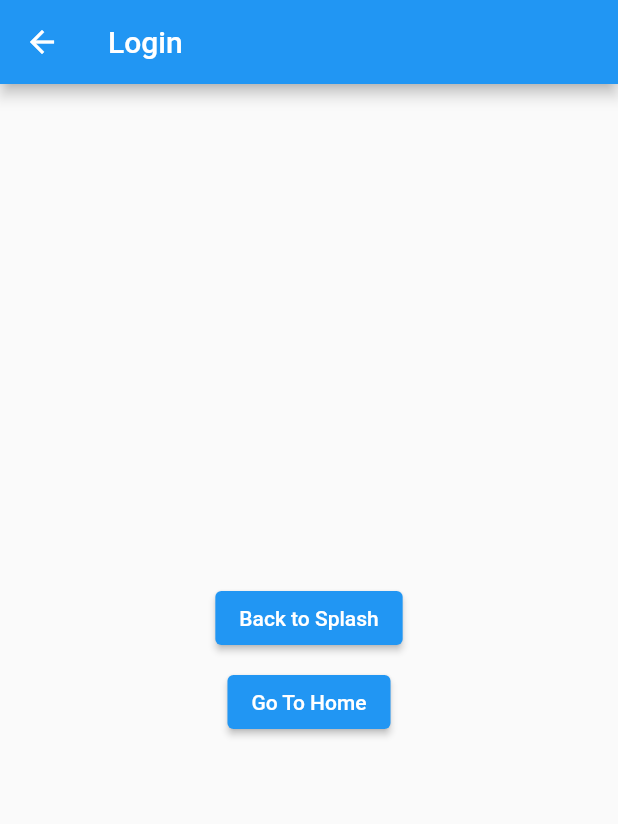
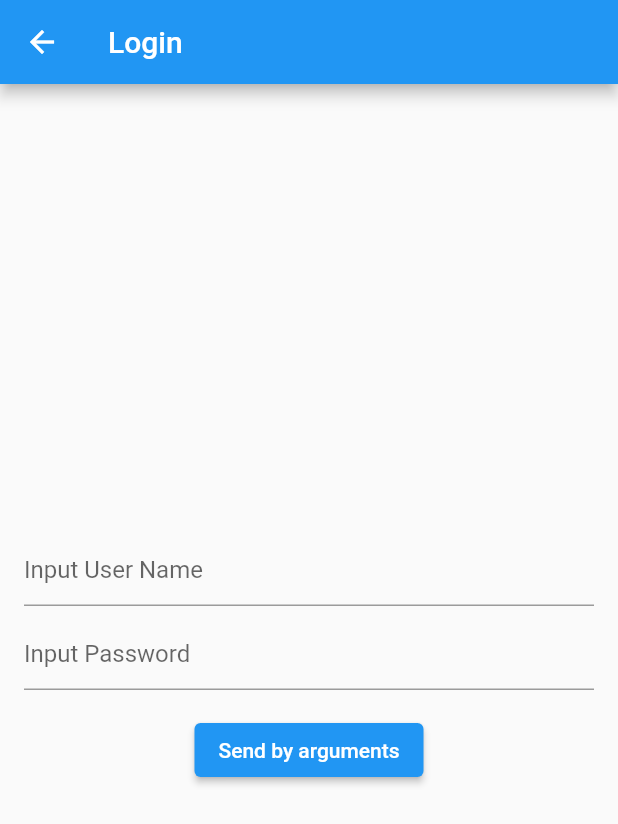
Before and after one commit to rossnguyen/flutter-getx, a Flutter app: the screen it shows after launch, after a tap on "Go to Login", on a phone screen of 412 x 824 dp. Shown: the top 824 px of the screen. Run offline on Flutter 3.47's test engine with Material 2 defaults, Android fonts, the phone set to English and light mode, and no system bars; our stand-ins replace get.

Commit message:
passig data and handle callback

```diff
--- /dev/null
+++ b/lib/pages/home/home_binding.dart
@@ -0,0 +1,10 @@
+import 'package:get/get.dart';
+import 'package:getx_demo/pages/home/home_controller.dart';
+
+class HomeBinding extends Bindings{
+  @override
+  void dependencies() {
+    Get.put(HomeController());
+  }
+
+}
--- /dev/null
+++ b/lib/pages/home/home_controller.dart
@@ -0,0 +1,15 @@
+import 'package:get/get.dart';
+
+class HomeController extends GetxController{
+  late String userName;
+  late String password;
+
+  @override
+  void onInit() {
+    userName = Get.arguments['userName'];
+    password = Get.arguments['password'];
+    // userName = Get.parameters['userName'] ?? '';
+    // password = Get.parameters['password'] ?? '';
+    super.onInit();
+  }
+}
--- /dev/null
+++ b/lib/pages/login/login_binding.dart
@@ -0,0 +1,10 @@
+import 'package:get/get.dart';
+import 'package:getx_demo/pages/login/login_controller.dart';
+
+class LoginBinding extends Bindings{
+  @override
+  void dependencies() {
+    Get.put(LoginController());
+  }
+
+}
--- /dev/null
+++ b/lib/pages/login/login_controller.dart
@@ -0,0 +1,43 @@
+import 'package:flutter/cupertino.dart';
+import 'package:get/get.dart';
+
+import '../../routes/app_pages.dart';
+
+class LoginController extends GetxController{
+  late TextEditingController userNameController, passwordController;
+
+  @override
+  void onInit() {
+    userNameController = TextEditingController();
+    passwordController = TextEditingController();
+    super.onInit();
+  }
+
+  @override
+  void onClose() {
+    userNameController.dispose();
+    passwordController.dispose();
+    super.onClose();
+  }
+
+  void loginByArguments() async{
+    final callBackData = await Get.toNamed(Routes.HOME, arguments: {
+      'userName': userNameController.text,
+      'password': passwordController.text
+    });
+    print('Callback - Arguments -> $callBackData');
+  }
+
+  void loginByParameters() async{
+    final callBackData = await Get.toNamed(Routes.HOME, parameters: {
+      'userName': userNameController.text,
+      'password': passwordController.text
+    });
+    print('Callback - Parameters  -> $callBackData');
+  }
+
+  // void loginByParameters1() async{
+  //   final callBackData = await Get.toNamed('/home/${userNameController.text}');
+  //   print('Callback - Parameters1  -> $callBackData');
+  // }
+}
--- a/lib/pages/login/login_view.dart
+++ b/lib/pages/login/login_view.dart
@@ -1,8 +1,9 @@
 import 'package:flutter/material.dart';
 import 'package:get/get.dart';
+import 'package:getx_demo/pages/login/login_controller.dart';
 import 'package:getx_demo/routes/app_pages.dart';
 
-class LoginView extends StatelessWidget {
+class LoginView extends GetView<LoginController> {
   const LoginView({Key? key}) : super(key: key);
 
   @override
@@ -10,24 +11,27 @@ class LoginView extends StatelessWidget {
     return Scaffold(
         appBar: AppBar(title: const Text('Login')),
         body: Center(
-          child: Column(
-            mainAxisSize: MainAxisSize.min,
-            children: [
-              ElevatedButton(
-                onPressed: () {
-                  // Navigator.pop(context);
-                  Get.back();
-                },
-                child: const Text('Back to Splash'),
+          child: Padding(
+            padding: const EdgeInsets.all(16),
+            child: SingleChildScrollView(
+              child: Column(
+                mainAxisSize: MainAxisSize.min,
+                children: [
+                  TextFormField(
+                      controller: controller.userNameController,
+                      decoration: const InputDecoration(hintText: 'Input User Name')),
+                  const SizedBox(height: 8),
+                  TextFormField(
+                    controller: controller.passwordController,
+                    decoration: const InputDecoration(hintText: 'Input Password')
+                  ),
+                  const SizedBox(height: 16),
+                  ElevatedButton(onPressed: controller.loginByArguments, child: const Text('Send by arguments')),
+                  // const SizedBox(height: 16),
+                  // ElevatedButton(onPressed: controller.loginByParameters, child: const Text('Send by parameters'))
+                ],
               ),
-              const SizedBox(height: 8),
-              ElevatedButton(
-                onPressed: () {
-                  Get.toNamed(Routes.HOME);
-                },
-                child: const Text('Go To Home'),
-              ),
-            ],
+            ),
           ),
         ));
   }
--- a/lib/routes/app_pages.dart
+++ b/lib/routes/app_pages.dart
@@ -1,4 +1,6 @@
 import 'package:get/get.dart';
+import 'package:getx_demo/pages/home/home_binding.dart';
+import 'package:getx_demo/pages/login/login_binding.dart';
 import 'package:getx_demo/pages/login/login_view.dart';
 import 'package:getx_demo/pages/home/home_view.dart';
 import 'package:getx_demo/pages/splash/splash_view.dart';
@@ -19,12 +21,12 @@ class AppPages {
     GetPage(
       name: _Paths.LOGIN,
       page: () =>  const LoginView(),
-      // binding: LookupBinding(),
+      binding: LoginBinding(),
     ),
     GetPage(
       name: _Paths.HOME,
       page: () => const HomeView(),
-      // binding: SplashBinding(),
+      binding: HomeBinding(),
     ),
   ];
 }
--- a/lib/routes/app_routes.dart
+++ b/lib/routes/app_routes.dart
@@ -13,4 +13,5 @@ abstract class _Paths {
   static const SPLASH = '/splash';
   static const LOGIN = '/login';
   static const HOME = '/home';
+  // static const HOME = '/home/:userName';
 }
```
Also changed, not shown: lib/pages/home/home_view.dart (+19 -7 lines).
